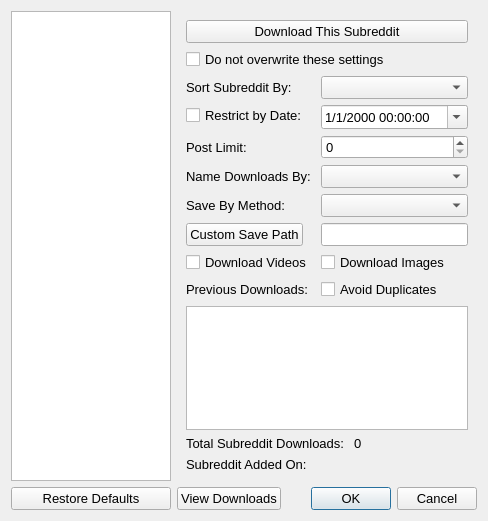
The window that DownloaderForReddit/SubredditSettingsDialog.ui (MalloyDelacroix/DownloaderForReddit) describes before a commit, drawn with Qt 5.
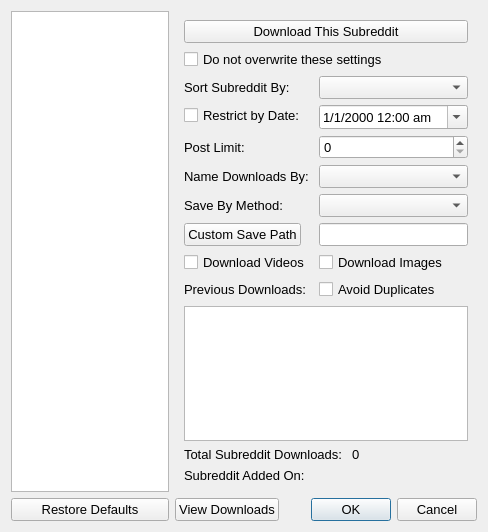
The same window after the commit. Icons and pictures are not drawn.

Commit message: Change the way pictures display on second page of object settings and improve layout and functionality of object settings dialogs

```diff
--- a/DownloaderForReddit/SubredditSettingsDialog.ui
+++ b/DownloaderForReddit/SubredditSettingsDialog.ui
@@ -7,7 +7,7 @@
     <x>0</x>
     <y>0</y>
     <width>488</width>
-    <height>521</height>
+    <height>532</height>
    </rect>
   </property>
   <property name="font">
@@ -93,7 +93,7 @@
             <string>&lt;html&gt;&lt;head/&gt;&lt;body&gt;&lt;p&gt;&lt;span style=&quot; font-size:10pt;&quot;&gt;The date and time (time is in 24 hour format) to restrict downloads to&lt;/span&gt;&lt;/p&gt;&lt;/body&gt;&lt;/html&gt;</string>
            </property>
            <property name="displayFormat">
-            <string>M/d/yyyy hh:mm:ss</string>
+            <string>M/d/yyyy h:mm ap</string>
            </property>
            <property name="calendarPopup">
             <bool>true</bool>
```
The commit also changes 6 other files.
